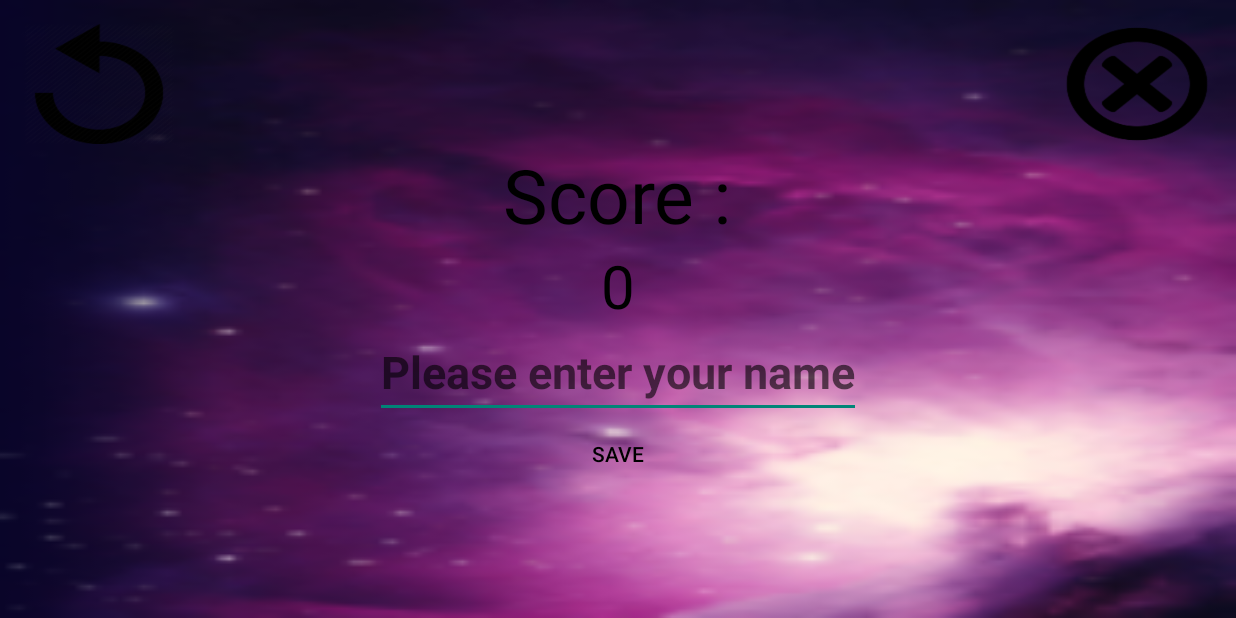
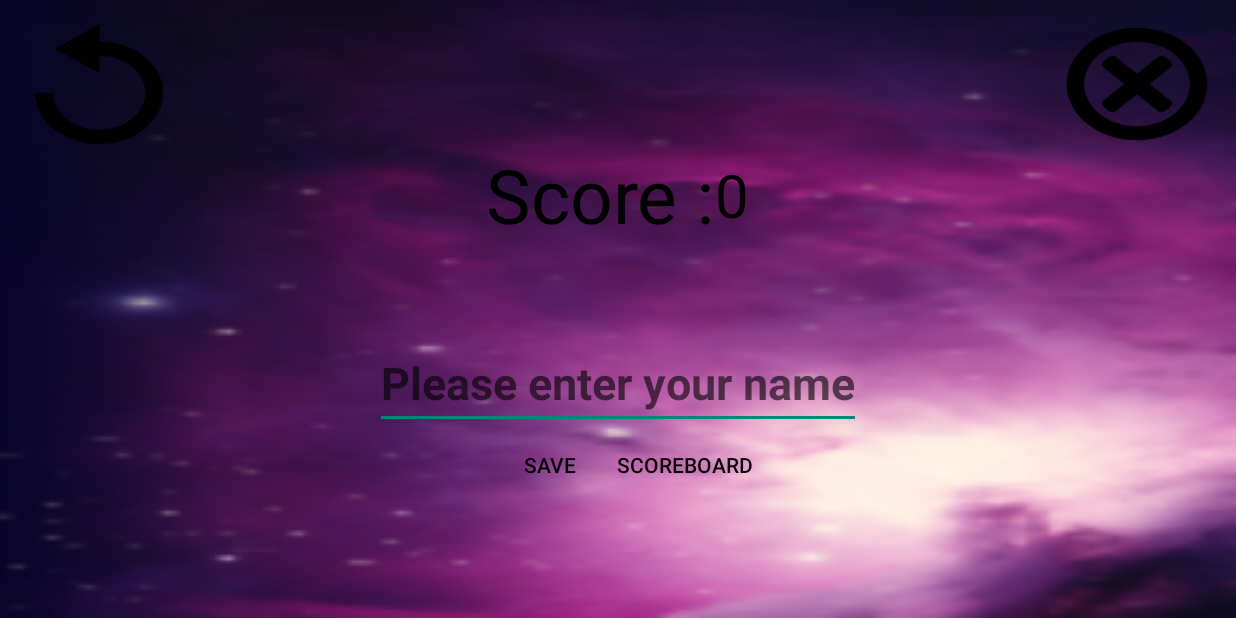
Before and after one commit to digmi123/SpaceFight-project, an Android app: the GameOver screen opened directly, with no data from a screen before it, after a tap on "SAVE", on a phone screen of 824 x 412 dp (held sideways). Run offline under Robolectric (Android 15) with nearby library versions, the light colour scheme and no system bars; 1 statement that could not run was skipped.

Commit message:
Add scoreBoard and change bullet image

```diff
--- a/app/src/main/AndroidManifest.xml
+++ b/app/src/main/AndroidManifest.xml
@@ -34,6 +34,11 @@
             android:exported="true"
             android:screenOrientation="landscape">
         </activity>
+        <activity
+            android:name=".ScoreBoard"
+            android:exported="true"
+            android:screenOrientation="landscape">
+        </activity>
     </application>
 
 </manifest>
--- a/app/src/main/java/com/example/spacefight/GameOver.java
+++ b/app/src/main/java/com/example/spacefight/GameOver.java
@@ -1,11 +1,15 @@
 package com.example.spacefight;
 
+import android.app.ActionBar;
 import android.content.Intent;
 import android.content.SharedPreferences;
 import android.os.Bundle;
+import android.util.Log;
 import android.view.View;
+import android.view.ViewGroup;
 import android.widget.Button;
 import android.widget.EditText;
+import android.widget.LinearLayout;
 import android.widget.TextView;
 import android.widget.Toast;
 
@@ -19,10 +23,12 @@ import java.util.ArrayList;
 import java.util.Collections;
 
 public class GameOver extends AppCompatActivity {
-    EditText playerName;
-    Button saveBtn;
+    EditText nameEditText, playerNameTExtTest;
+    Button saveBtn, scoreBoardBtn;
     TextView tvPoints;
     ArrayList<scoreModel> scoresArrayList;
+    int points;
+
 
 
     @Override
@@ -30,33 +36,49 @@ public class GameOver extends AppCompatActivity {
         super.onCreate(savedInstanceState);
         setContentView(R.layout.game_over);
 
-        playerName = findViewById(R.id.playerName);
         saveBtn = findViewById(R.id.saveBtn);
+        scoreBoardBtn = findViewById(R.id.scoreBoardBtn);
+        playerNameTExtTest = findViewById(R.id.playerName);
 
-        int points = getIntent().getExtras().getInt("points");
+        loadData();
+
+        points = getIntent().getExtras().getInt("points");
         tvPoints = findViewById(R.id.tvPoints);
         tvPoints.setText("" + points);
 
-        //load data from shared preferences.
-        loadData();
+        //if the points greater than minimum score in list: player can enter name and save his score.
 
+        if (scoresArrayList.size() == 0 || (points > scoresArrayList.get(scoresArrayList.size() - 1).playerScore)) {
+        Log.d("GameOver.soresArrayList", "size of the scoresArrayList : "+scoresArrayList.size());
 
-        //if the points greater than minimum score in list: player can enter name and save his score.
-        if (points > scoresArrayList.get(scoresArrayList.size() - 1).playerScore){
-            //Show editText of player name in order for the player to save his score if he wants.
+                Log.d("GameOver.if", "in the if of arrayList");
+                //Show editText of player name in order for the player to save his score if he wants.
+//            LinearLayout myLinearLayout = findViewById(R.id.scoreLinearLayout);
+//            nameEditText = new EditText(this);
+//
+//            LinearLayout.LayoutParams params = new LinearLayout.LayoutParams(ViewGroup.LayoutParams.WRAP_CONTENT, ViewGroup.LayoutParams.WRAP_CONTENT);
+//            nameEditText.setHint(R.string.playerNameHint);
+//            nameEditText.setTextSize(30);
+//            nameEditText.setLayoutParams(params);
+//            myLinearLayout.addView(nameEditText);
 
+            saveBtn.setOnClickListener(new View.OnClickListener() {
+                public void onClick(View v) {
+                    if (playerNameTExtTest.getText().toString() != "" ){
+                        saveData(playerNameTExtTest.getText().toString(), points);
+                    }
+                }
+            });
         }
 
-        saveBtn.setOnClickListener(new View.OnClickListener() {
+        scoreBoardBtn.setOnClickListener(new View.OnClickListener() {
             public void onClick(View v) {
-                if (playerName.getText().toString() != "" ){
-                    saveData(playerName.getText().toString(), points);
-                }
+                Intent intent = new Intent(GameOver.this, ScoreBoard.class);
+                GameOver.this.startActivity(intent);
             }
         });
+
     }
-
-
 
     //onClick SaveBtn :
 //    scoreModel newPlayerScore = new scoreModel(playerName.getText().toString(), points);
@@ -74,7 +96,6 @@ public class GameOver extends AppCompatActivity {
 
     public void loadData() {
         SharedPreferences sharedPreferences =  getSharedPreferences("shared preferences", MODE_PRIVATE);
-        SharedPreferences.Editor editor = sharedPreferences.edit();
         Gson gson = new Gson();
         String json = sharedPreferences.getString("scores", null);
 
@@ -94,11 +115,13 @@ public class GameOver extends AppCompatActivity {
     }
 
 
-
     private void saveData(String name, int score) {
 
-       scoreModel newPlayerScore = new scoreModel(playerName.getText().toString(), score);
+        Log.d("saveData", "saved the data "+name+", "+score);
+
+       scoreModel newPlayerScore = new scoreModel(name, score);
        scoresArrayList.add(newPlayerScore);
+        Log.d("added data to arrayList", ""+scoresArrayList);
 
 
         // method for saving the data in array list.
@@ -128,6 +151,8 @@ public class GameOver extends AppCompatActivity {
         editor.apply();
 
         // after saving data we are displaying a toast message.
+        Log.d("saved to shared pref", "saved the data to shared preferences");
+
         Toast.makeText(this, "Saved Array List to Shared preferences. ", Toast.LENGTH_SHORT).show();
     }
 }
--- a/app/src/main/res/layout/game_over.xml
+++ b/app/src/main/res/layout/game_over.xml
@@ -7,6 +7,7 @@
     android:padding="16dp">
 
     <LinearLayout
+        android:id="@+id/upperButtonsLayout"
         android:layout_width="wrap_content"
         android:layout_height="wrap_content"
         android:orientation="horizontal">
@@ -30,13 +31,14 @@
 
     </LinearLayout>
 
+
     <LinearLayout
+        android:id="@+id/scoreLayout"
         android:layout_width="match_parent"
         android:layout_height="wrap_content"
+        android:orientation="horizontal"
         android:layout_gravity="center"
-        android:layout_marginBottom="64dp"
-        android:gravity="center"
-        android:orientation="vertical">
+        android:gravity="center" >
 
         <TextView
             android:layout_width="wrap_content"
@@ -51,6 +53,14 @@
             android:layout_height="wrap_content"
             android:textColor="@color/black"
             android:textSize="40sp" />
+    </LinearLayout>
+
+    <LinearLayout
+        android:id="@+id/actionsLayout"
+        android:layout_width="match_parent"
+        android:layout_height="match_parent"
+        android:orientation="vertical"
+        android:gravity="center">
 
         <EditText
             android:id="@+id/playerName"
@@ -59,16 +69,29 @@
             android:layout_gravity="center"
             android:hint="@string/playerNameHint"
             android:textColor="@color/black"
-            android:textStyle="bold"
-            android:textSize="30sp" />
-        <Button
-            android:id="@+id/saveBtn"
+            android:textSize="30sp"
+            android:textStyle="bold" />
+
+        <LinearLayout
             android:layout_width="wrap_content"
             android:layout_height="wrap_content"
-            android:text="@string/saveBtn"
-            android:textColor="@color/black"
-            android:background="@android:color/transparent"
-            />
+            android:orientation="horizontal">
+            <Button
+                android:id="@+id/saveBtn"
+                android:layout_width="wrap_content"
+                android:layout_height="wrap_content"
+                android:background="@android:color/transparent"
+                android:text="@string/saveBtn"
+                android:textColor="@color/black" />
+
+            <Button
+                android:id="@+id/scoreBoardBtn"
+                android:layout_width="wrap_content"
+                android:layout_height="wrap_content"
+                android:background="@android:color/transparent"
+                android:text="@string/scoreBoardBtn"
+                android:textColor="@color/black" />
+        </LinearLayout>
 
     </LinearLayout>
 
--- a/app/src/main/res/values/strings.xml
+++ b/app/src/main/res/values/strings.xml
@@ -10,4 +10,6 @@
     <string name="musicOff">Turn off music</string>
     <string name="playerNameHint">Please enter your name</string>
     <string name="saveBtn">Save</string>
+    <string name="scoreBoardBtn">Scoreboard</string>
+    <string name="backBtn">Back</string>
 </resources>
```
Also changed, not shown: app/src/main/java/com/example/spacefight/CustomAdapter.java (added, +53 -0 lines), app/src/main/java/com/example/spacefight/DifficultyMenu.java (+18 -0 lines), app/src/main/java/com/example/spacefight/ScoreBoard.java (added, +68 -0 lines), app/src/main/java/com/example/spacefight/SpaceShooter.java (+5 -21 lines), app/src/main/res/layout/difficulty_levels.xml (+10 -0 lines), app/src/main/res/layout/list_view_item.xml (added, +27 -0 lines), app/src/main/res/layout/score_board.xml (added, +14 -0 lines), app/src/main/res/drawable-v24/laser_bullet.png (deleted), app/src/main/res/drawable/laser_bullet.png (added), 1 other file.
